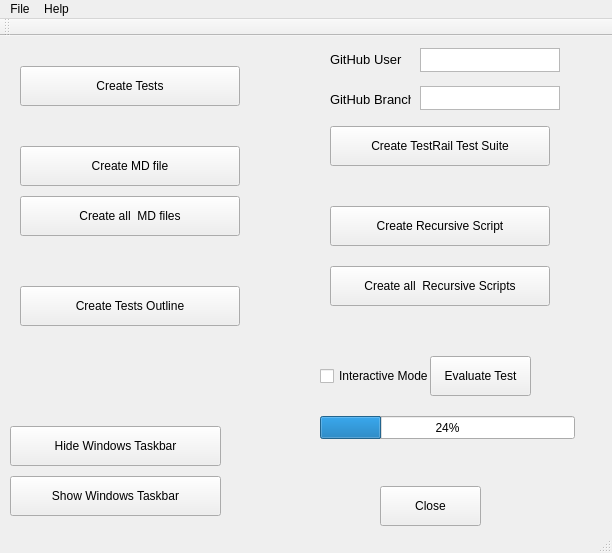
vircadia/vircadia-native-core, file tools/auto-tester/src/ui/AutoTester.ui: the form before one commit.
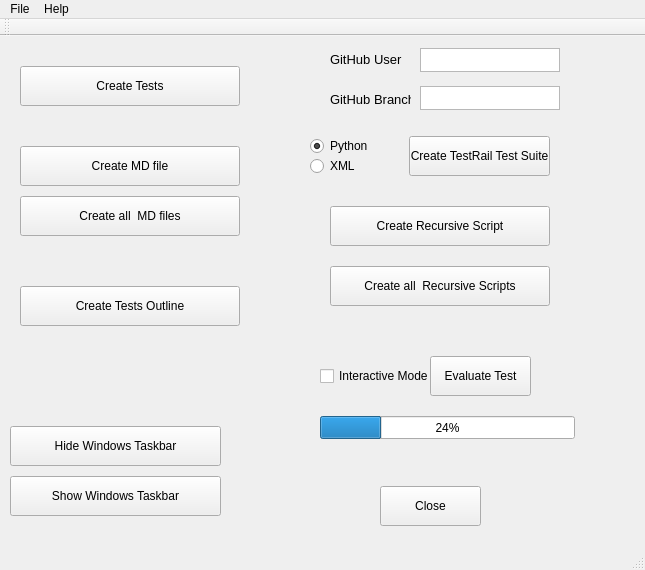
The form after the commit.

Commit message: Working on Python integration.

```diff
--- a/tools/auto-tester/src/ui/AutoTester.ui
+++ b/tools/auto-tester/src/ui/AutoTester.ui
@@ -6,8 +6,8 @@
    <rect>
     <x>0</x>
     <y>0</y>
-    <width>612</width>
-    <height>553</height>
+    <width>645</width>
+    <height>570</height>
    </rect>
   </property>
   <property name="windowTitle">
@@ -232,9 +232,9 @@
    <widget class="QPushButton" name="createTestRailTestSuiteButton">
     <property name="geometry">
      <rect>
-      <x>330</x>
-      <y>90</y>
-      <width>220</width>
+      <x>409</x>
+      <y>100</y>
+      <width>141</width>
       <height>40</height>
      </rect>
     </property>
@@ -242,13 +242,42 @@
      <string>Create TestRail Test Suite</string>
     </property>
    </widget>
+   <widget class="QRadioButton" name="createPythonScriptRadioButton">
+    <property name="geometry">
+     <rect>
+      <x>310</x>
+      <y>100</y>
+      <width>95</width>
+      <height>20</height>
+     </rect>
+    </property>
+    <property name="text">
+     <string>Python</string>
+    </property>
+    <property name="checked">
+     <bool>true</bool>
+    </property>
+   </widget>
+   <widget class="QRadioButton" name="createXMLScriptRadioButton">
+    <property name="geometry">
+     <rect>
+      <x>310</x>
+      <y>120</y>
+      <width>95</width>
+      <height>20</height>
+     </rect>
+    </property>
+    <property name="text">
+     <string>XML</string>
+    </property>
+   </widget>
   </widget>
   <widget class="QMenuBar" name="menuBar">
    <property name="geometry">
     <rect>
      <x>0</x>
      <y>0</y>
-     <width>612</width>
+     <width>645</width>
      <height>21</height>
     </rect>
    </property>
```
The commit also changes 6 other files.
